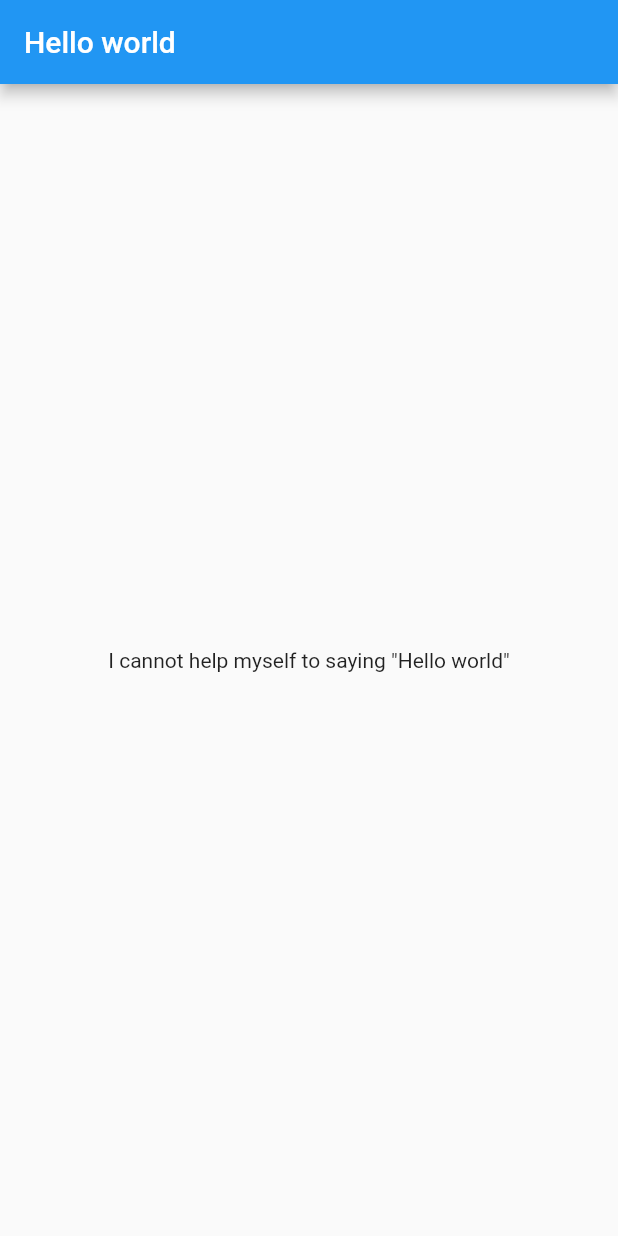
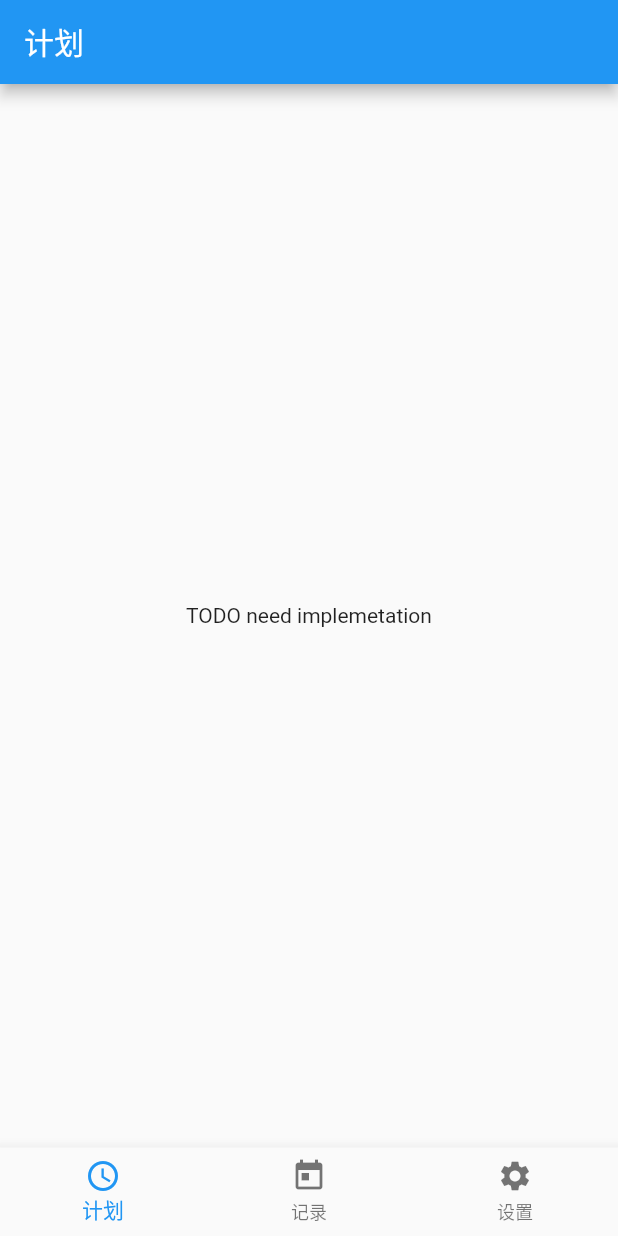
Before and after one commit to infinite2009/workout-record, a Flutter app: the screen it shows after launch, on a phone screen of 412 x 824 dp. Run offline on Flutter 3.47's test engine with Material 2 defaults, Android fonts, the phone set to English and light mode, and no system bars; our stand-ins replace charts_flutter.

Commit message:
feature: charts

```diff
--- a/lib/main.dart
+++ b/lib/main.dart
@@ -1,6 +1,9 @@
 import 'package:flutter/material.dart';
 
-import './views/home.dart';
+import './views/main-frame.dart';
+import './views/plan/plan.dart';
+import './views/setting/setting.dart';
+import './views/record/record.dart';
 
 void main() => runApp(new MyApp());
 
@@ -10,18 +13,12 @@ class MyApp extends StatelessWidget {
   Widget build(BuildContext context) {
     return new MaterialApp(
       title: 'Flutter Demo',
-      theme: new ThemeData(
-        // This is the theme of your application.
-        //
-        // Try running your application with "flutter run". You'll see the
-        // application has a blue toolbar. Then, without quitting the app, try
-        // changing the primarySwatch below to Colors.green and then invoke
-        // "hot reload" (press "r" in the console where you ran "flutter run",
-        // or press Run > Flutter Hot Reload in IntelliJ). Notice that the
-        // counter didn't reset back to zero; the application is not restarted.
-        primarySwatch: Colors.blue,
-      ),
-      home: new Home(),
+      home: new MainFrame(),
+      routes: <String, WidgetBuilder>{
+        '/plan': (BuildContext context) => new Plan(),
+        '/setting': (BuildContext context) => new Setting(),
+        '/record': (BuildContext context) => AreaAndLineChart.withSampleData(),
+      },
     );
   }
 }
--- a/lib/views/home.dart
+++ /dev/null
@@ -1,19 +0,0 @@
-import 'package:flutter/cupertino.dart';
-import 'package:flutter/material.dart';
-
-class Home extends StatelessWidget {
-  Home({Key key}) : super(key: key);
-  @override
-  Widget build(BuildContext context) {
-    return new Scaffold(
-      appBar: new AppBar(
-        title: new Text('Hello world'),
-      ),
-      body: new Container(
-        child: new Center(
-          child: new Text('I cannot help myself to saying "Hello world"'),
-        ),
-      ),
-    );
-  }
-}
--- /dev/null
+++ b/lib/views/main-frame.dart
@@ -0,0 +1,50 @@
+import 'package:flutter/material.dart';
+
+import './plan/plan.dart';
+
+class MainFrame extends StatefulWidget {
+  MainFrame({Key key}) : super(key: key);
+
+  @override
+  State<StatefulWidget> createState() => new MainFrameState();
+}
+
+class MainFrameState extends State<MainFrame> {
+  @override
+  Widget build(BuildContext context) {
+    return new Scaffold(
+      appBar: new AppBar(
+        title: new Text('计划'),
+      ),
+      body: new Plan(),
+      bottomNavigationBar: new BottomNavigationBar(
+        type: BottomNavigationBarType.fixed,
+        items: <BottomNavigationBarItem>[
+          new BottomNavigationBarItem(
+            title: new Text('计划'),
+            icon: new Icon(Icons.schedule),
+          ),
+          new BottomNavigationBarItem(
+            title: new Text('记录'),
+            icon: new Icon(Icons.today),
+          ),
+          new BottomNavigationBarItem(
+            title: new Text('设置'),
+            icon: new Icon(Icons.settings),
+          ),
+        ],
+        onTap: (index) {
+          const MAP = <int, String>{
+            0: '/plan',
+            1: '/record',
+            2: '/setting',
+          };
+          if (index == 0) {
+            return;
+          }
+          Navigator.pushNamed(context, MAP[index]);
+        },
+      ),
+    );
+  }
+}
--- /dev/null
+++ b/lib/views/plan/plan.dart
@@ -0,0 +1,17 @@
+import 'package:flutter/material.dart';
+
+class Plan extends StatefulWidget {
+  @override
+  PlanState createState() => new PlanState();
+}
+
+class PlanState extends State<Plan> {
+  @override
+  Widget build(BuildContext context) {
+    return new Container(
+      child: new Center(
+        child: new Text('TODO need implemetation'),
+      ),
+    );
+  }
+}
--- a/pubspec.yaml
+++ b/pubspec.yaml
@@ -20,6 +20,8 @@ dependencies:
   # The following adds the Cupertino Icons font to your application.
   # Use with the CupertinoIcons class for iOS style icons.
   cupertino_icons: ^0.1.2
+  charts_common: ^0.4.0
+  charts_flutter: ^0.4.0
 
 dev_dependencies:
   flutter_test:
```
Also changed, not shown: lib/views/record/record.dart (added, +88 -0 lines), lib/views/setting/setting.dart (added, +21 -0 lines), pubspec.lock.
